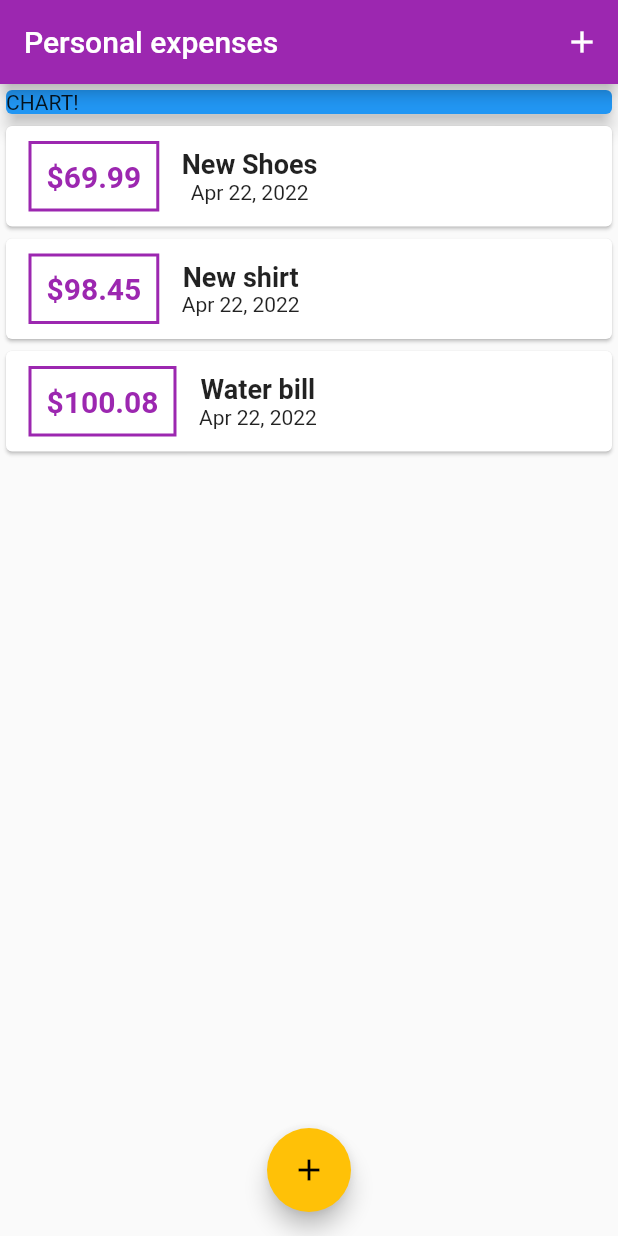
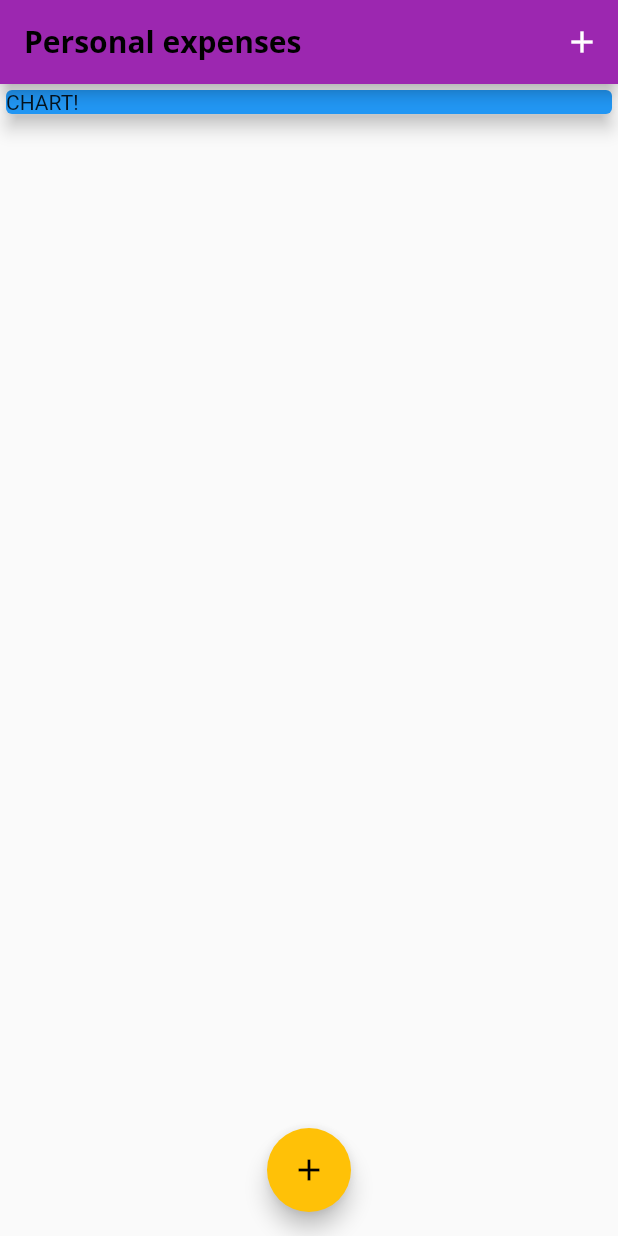
Before and after one commit to jiahaoliuliu/FlutterAndDartTheCompleteGuide-2022Edition, a Flutter app: the screen it shows after launch, on a phone screen of 412 x 824 dp. Run offline on Flutter 3.47's test engine with Material 2 defaults, Android fonts, the phone set to English and light mode, and no system bars.

Commit message:
JL Added the custom fonts to the theme

```diff
--- a/section4/lib/main.dart
+++ b/section4/lib/main.dart
@@ -13,6 +13,24 @@ class MyApp extends StatelessWidget {
       theme: ThemeData(
         primarySwatch: Colors.purple,
         accentColor: Colors.amber,
+        fontFamily: 'QuickSand',
+        textTheme: Theme.of(context).textTheme.copyWith(
+              headline6: TextStyle(
+                fontFamily: "OpenSans",
+                fontWeight: FontWeight.bold,
+                fontSize: 18,
+              ),
+            ),
+        appBarTheme: AppBarTheme(
+          textTheme: ThemeData.light().textTheme.copyWith(
+                headline6: TextStyle(
+                  color: Colors.black,
+                  fontFamily: 'OpenSans',
+                  fontSize: 20,
+                  fontWeight: FontWeight.bold,
+                ),
+              ),
+        ),
       ),
       home: MyHomePage(),
     );
@@ -26,12 +44,12 @@ class MyHomePage extends StatefulWidget {
 
 class _MyHomePageState extends State<MyHomePage> {
   final List<Transaction> _transactionsList = [
-    Transaction(
-        id: 't1', title: 'New Shoes', amount: 69.99, date: DateTime.now()),
-    Transaction(
-        id: 't2', title: 'New shirt', amount: 98.45, date: DateTime.now()),
-    Transaction(
-        id: 't3', title: 'Water bill', amount: 100.08, date: DateTime.now()),
+    // Transaction(
+    //     id: 't1', title: 'New Shoes', amount: 69.99, date: DateTime.now()),
+    // Transaction(
+    //     id: 't2', title: 'New shirt', amount: 98.45, date: DateTime.now()),
+    // Transaction(
+    //     id: 't3', title: 'Water bill', amount: 100.08, date: DateTime.now()),
   ];
 
   void _addNewTransaction(String title, double amount) {
@@ -62,12 +80,16 @@ class _MyHomePageState extends State<MyHomePage> {
   @override
   Widget build(BuildContext context) {
     return Scaffold(
-      appBar: AppBar(title: Text('Personal expenses'), actions: <Widget>[
-        IconButton(
-          icon: const Icon(Icons.add),
-          onPressed: () => _startAddNewTransaction(context),
-        )
-      ]),
+      appBar: AppBar(
+          title: Text(
+            'Personal expenses',
+          ),
+          actions: <Widget>[
+            IconButton(
+              icon: const Icon(Icons.add),
+              onPressed: () => _startAddNewTransaction(context),
+            )
+          ]),
       body: SingleChildScrollView(
         child: Column(
           // mainAxisAlignment: MainAxisAlignment.spaceAround,
--- a/section4/lib/widgets/transaction_list.dart
+++ b/section4/lib/widgets/transaction_list.dart
@@ -34,8 +34,7 @@ class TransactionList extends StatelessWidget {
               ),
               Column(children: [
                 Text(_transactionsList[position].title,
-                    style:
-                        TextStyle(fontSize: 18, fontWeight: FontWeight.bold)),
+                    style: Theme.of(context).textTheme.headline6),
                 Text(
                   DateFormat.yMMMd().format(_transactionsList[position].date),
                 ),
```
Also changed, not shown: section4/pubspec.yaml (+11 -12 lines), section4/assets/fonts/OpenSans-Bold.ttf (added), section4/assets/fonts/OpenSans-Regular.ttf (added), section4/assets/fonts/Quicksand-Bold.ttf (added), section4/assets/fonts/Quicksand-Light.ttf (added), section4/assets/fonts/Quicksand-Medium.ttf (added), section4/assets/fonts/Quicksand-Regular.ttf (added).
